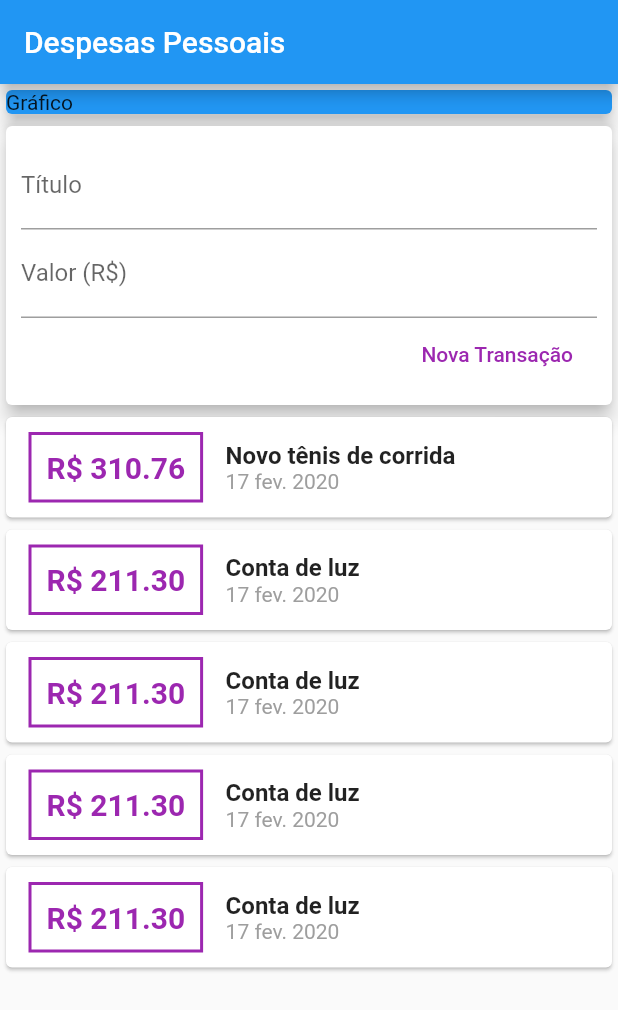
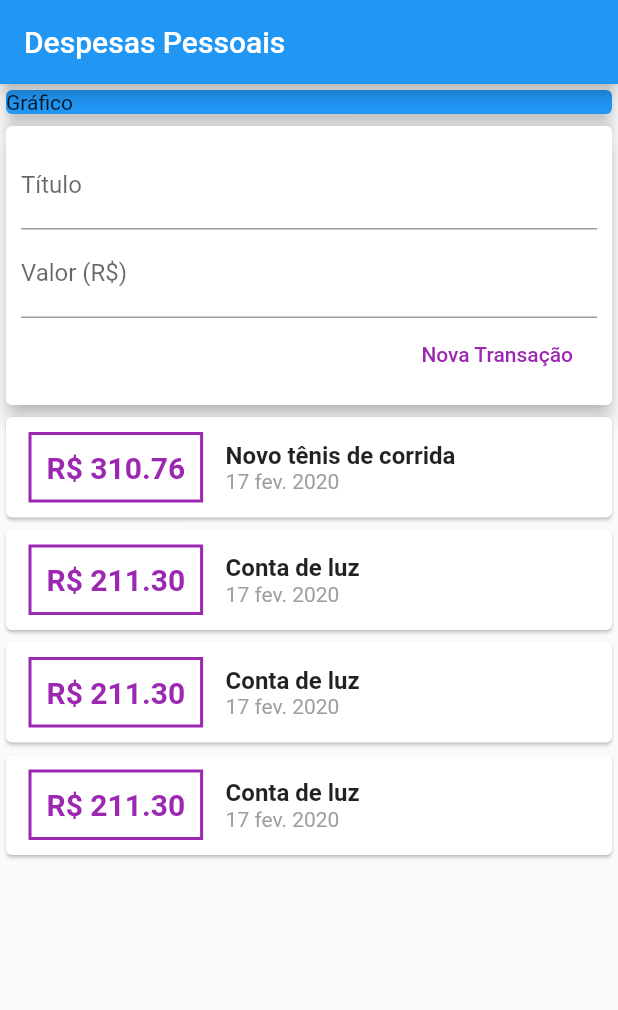
Before and after one commit to AdeilsonESilva/coder-dart, a Flutter app: the screen it shows after launch, on a phone screen of 412 x 824 dp. Shown: the top 1010 px of the screen. Run offline on Flutter 3.47's test engine with Material 2 defaults, Android fonts, the phone set to English and light mode, and no system bars.

Commit message:
- lista dinamica

```diff
--- a/lib/components/transaction_list.dart
+++ b/lib/components/transaction_list.dart
@@ -9,10 +9,14 @@ class TransactionList extends StatelessWidget {
 
   @override
   Widget build(BuildContext context) {
-    return Column(
-      children: transactions
-          .map(
-            (transaction) => Card(
+    return Container(
+      height: 300,
+      child: ListView.builder(
+        itemCount: transactions.length,
+        itemBuilder: (context, index) {
+          final transaction = transactions[index];
+          print(index);
+          return Card(
             child: Row(
               children: <Widget>[
                 Container(
@@ -56,9 +60,9 @@ class TransactionList extends StatelessWidget {
                 )
               ],
             ),
+          );
+        },
       ),
-          )
-          .toList(),
     );
   }
 }
--- a/lib/components/transaction_user.dart
+++ b/lib/components/transaction_user.dart
@@ -42,6 +42,42 @@ class _TransactionUserState extends State<TransactionUser> {
       value: 211.30,
       date: DateTime.now(),
     ),
+    Transaction(
+      id: 't6',
+      title: 'Conta de luz',
+      value: 211.30,
+      date: DateTime.now(),
+    ),
+    Transaction(
+      id: 't7',
+      title: 'Conta de luz t7',
+      value: 211.30,
+      date: DateTime.now(),
+    ),
+    Transaction(
+      id: 't8',
+      title: 'Conta de luz t7',
+      value: 211.30,
+      date: DateTime.now(),
+    ),
+    Transaction(
+      id: 't9',
+      title: 'Conta de luz t7',
+      value: 211.30,
+      date: DateTime.now(),
+    ),
+    Transaction(
+      id: 't10',
+      title: 'Conta de luz t7',
+      value: 211.30,
+      date: DateTime.now(),
+    ),
+    Transaction(
+      id: 't11',
+      title: 'Conta de luz t7',
+      value: 211.30,
+      date: DateTime.now(),
+    ),
   ];
 
   _addTransaction(String title, double value) {
```
Lines whose indentation alone changed are shown as unchanged.
